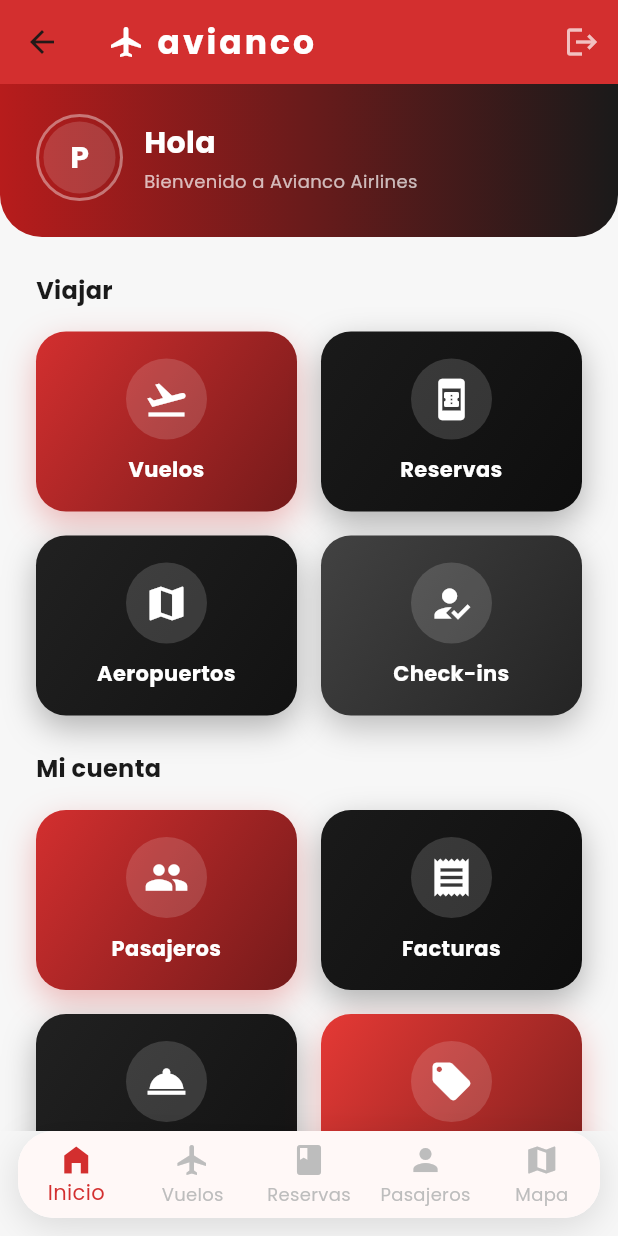
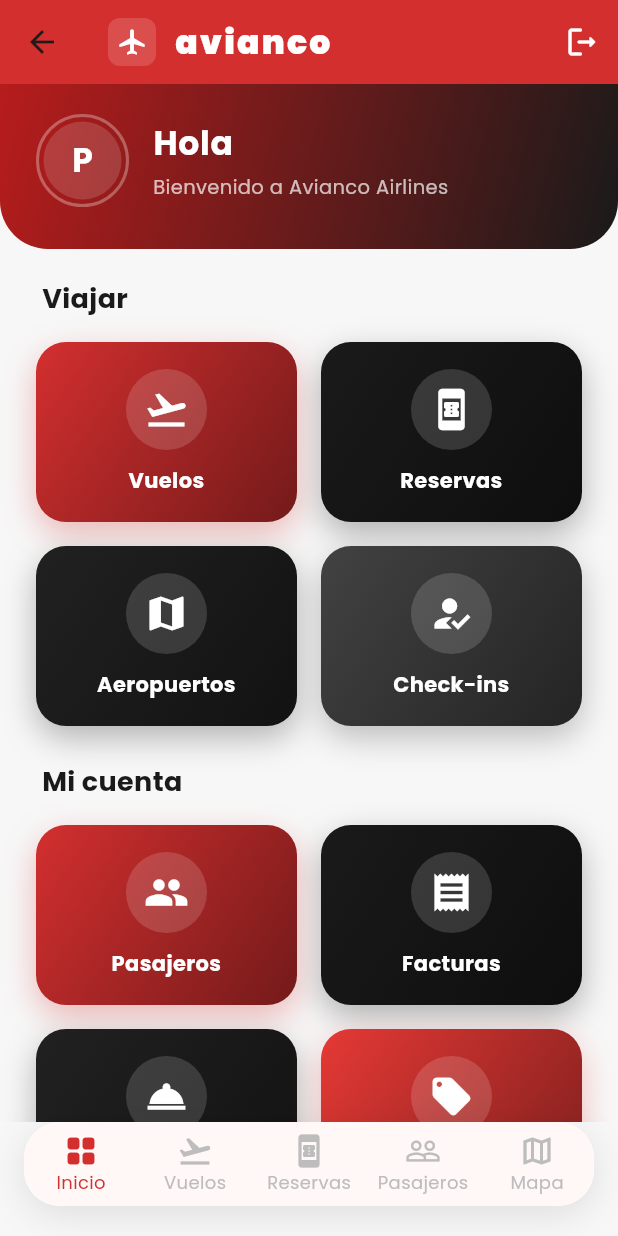
Before and after one commit to JossGuerrero/Avianco_flutter, a Flutter app: the HomeScreen screen opened by its route, on a phone screen of 412 x 824 dp. Run offline on Flutter 3.47's test engine with Material 3 defaults, Android fonts, the phone set to English and light mode, and no system bars; our stand-ins replace flutter_dotenv, google_fonts, shared_preferences; accounts and stored records are empty; network calls fail.

Commit message:
design: pulido final del Hub principal con navegación flotante y branding premium de Avianco

```diff
--- a/lib/presentation/screens/admin/home_screen.dart
+++ b/lib/presentation/screens/admin/home_screen.dart
@@ -29,7 +29,7 @@
   int _selectedIndex = 0;
 
   final List<Widget> _screens = const [
-    DashboardScreen(),
+    SizedBox.shrink(), // Dashboard is built inline when _selectedIndex is 0
     FlightsScreen(),
     ReservationsScreen(),
     PassengersScreen(),
@@ -57,11 +57,22 @@
       appBar: AppBar(
         backgroundColor: AppColors.primary,
         elevation: 0,
-        title: const Row(
+        centerTitle: false,
+        title: Row(
           children: [
-            Icon(Icons.airplanemode_active, color: Colors.white),
-            SizedBox(width: 8),
-            Text('avianco', style: TextStyle(color: Colors.white, fontWeight: FontWeight.bold, letterSpacing: 2)),
+            Container(
+              padding: const EdgeInsets.all(6),
+              decoration: BoxDecoration(
+                color: Colors.white.withValues(alpha: 0.15),
+                borderRadius: BorderRadius.circular(8),
+              ),
+              child: const Icon(Icons.airplanemode_active, color: Colors.white, size: 20),
+            ),
+            const SizedBox(width: 12),
+            const Text(
+              'avianco',
+              style: TextStyle(color: Colors.white, fontWeight: FontWeight.w900, letterSpacing: 1.5, fontSize: 22),
+            ),
           ],
         ),
         actions: [
@@ -70,7 +81,8 @@
               await AuthService.logout();
               if (mounted) Navigator.pushReplacementNamed(context, '/');
             },
-            icon: const Icon(Icons.logout, color: Colors.white70),
+            icon: const Icon(Icons.logout_rounded, color: Colors.white),
+            tooltip: 'Cerrar sesión',
           ),
         ],
       ),
@@ -89,10 +101,10 @@
   Widget _buildGreetingHeader() {
     return Container(
       width: double.infinity,
-      padding: const EdgeInsets.fromLTRB(24, 20, 24, 24),
+      padding: const EdgeInsets.fromLTRB(24, 20, 24, 28),
       decoration: const BoxDecoration(
-        gradient: LinearGradient(colors: [AppColors.darkRed, AppColors.dark]),
-        borderRadius: BorderRadius.vertical(bottom: Radius.circular(28)),
+        gradient: AppColors.bannerGradient,
+        borderRadius: BorderRadius.vertical(bottom: Radius.circular(32)),
       ),
       child: Row(
         children: [
@@ -100,30 +112,30 @@
             padding: const EdgeInsets.all(3),
             decoration: BoxDecoration(
               shape: BoxShape.circle,
-              border: Border.all(color: Colors.white.withValues(alpha: 0.4), width: 2),
+              border: Border.all(color: Colors.white.withValues(alpha: 0.3), width: 2),
             ),
             child: CircleAvatar(
-              radius: 24,
+              radius: 26,
               backgroundColor: Colors.white.withValues(alpha: 0.15),
               child: Text(
                 _username.isNotEmpty ? _username[0].toUpperCase() : (_isStaff ? 'A' : 'P'),
-                style: const TextStyle(color: Colors.white, fontSize: 20, fontWeight: FontWeight.bold),
+                style: const TextStyle(color: Colors.white, fontSize: 22, fontWeight: FontWeight.bold),
               ),
             ),
           ),
-          const SizedBox(width: 14),
+          const SizedBox(width: 16),
           Expanded(
             child: Column(
               crossAxisAlignment: CrossAxisAlignment.start,
               children: [
                 Text(
                   _username.isNotEmpty ? 'Hola, $_username' : 'Hola',
-                  style: const TextStyle(color: Colors.white, fontSize: 20, fontWeight: FontWeight.bold),
+                  style: const TextStyle(color: Colors.white, fontSize: 22, fontWeight: FontWeight.bold, letterSpacing: 0.5),
                 ),
-                const SizedBox(height: 2),
+                const SizedBox(height: 4),
                 Text(
                   _isStaff ? 'Administrador · Avianco Airlines' : 'Bienvenido a Avianco Airlines',
-                  style: const TextStyle(color: Colors.white70, fontSize: 12),
+                  style: TextStyle(color: Colors.white.withValues(alpha: 0.7), fontSize: 13),
                 ),
               ],
             ),
@@ -136,7 +148,7 @@
   Widget _buildDashboard() {
     return SingleChildScrollView(
       physics: const BouncingScrollPhysics(),
-      padding: const EdgeInsets.all(24),
+      padding: const EdgeInsets.symmetric(horizontal: 24, vertical: 20),
       child: Column(
         crossAxisAlignment: CrossAxisAlignment.start,
         children: [
@@ -162,6 +174,7 @@
               ModuleCard(title: 'Analíticas', icon: Icons.bar_chart, color: AppColors.primary, onTap: () => _push(const DashboardScreen())),
             ]),
           ],
+          const SizedBox(height: 40),
         ],
       ),
     );
@@ -172,8 +185,8 @@
       crossAxisAlignment: CrossAxisAlignment.start,
       children: [
         Padding(
-          padding: const EdgeInsets.only(bottom: 16),
-          child: Text(title, style: const TextStyle(fontSize: 16, fontWeight: FontWeight.bold, color: AppColors.dark)),
+          padding: const EdgeInsets.only(bottom: 16, left: 4),
+          child: Text(title, style: const TextStyle(fontSize: 18, fontWeight: FontWeight.bold, color: AppColors.dark)),
         ),
         GridView.count(
           crossAxisCount: 2,
@@ -194,27 +207,35 @@
 
   Widget _buildBottomNav() {
     return Container(
-      margin: const EdgeInsets.fromLTRB(12, 0, 12, 12),
+      margin: const EdgeInsets.fromLTRB(16, 0, 16, 20),
       decoration: BoxDecoration(
         color: Colors.white,
         borderRadius: BorderRadius.circular(24),
-        boxShadow: [BoxShadow(color: Colors.black.withValues(alpha: 0.12), blurRadius: 20, offset: const Offset(0, 6))],
+        boxShadow: [
+          BoxShadow(
+            color: Colors.black.withValues(alpha: 0.1),
+            blurRadius: 20,
+            offset: const Offset(0, 6),
+          )
+        ],
       ),
       child: ClipRRect(
         borderRadius: BorderRadius.circular(24),
         child: BottomNavigationBar(
-          currentIndex: _selectedIndex == 0 ? 0 : _selectedIndex,
+          currentIndex: _selectedIndex,
           type: BottomNavigationBarType.fixed,
           selectedItemColor: AppColors.primary,
           unselectedItemColor: Colors.grey[400],
+          selectedFontSize: 12,
+          unselectedFontSize: 12,
           elevation: 0,
           onTap: (index) => setState(() => _selectedIndex = index),
           items: const [
-            BottomNavigationBarItem(icon: Icon(Icons.home_filled), label: 'Inicio'),
-            BottomNavigationBarItem(icon: Icon(Icons.flight), label: 'Vuelos'),
-            BottomNavigationBarItem(icon: Icon(Icons.book), label: 'Reservas'),
-            BottomNavigationBarItem(icon: Icon(Icons.person), label: 'Pasajeros'),
-            BottomNavigationBarItem(icon: Icon(Icons.map), label: 'Mapa'),
+            BottomNavigationBarItem(icon: Icon(Icons.grid_view_rounded), label: 'Inicio'),
+            BottomNavigationBarItem(icon: Icon(Icons.flight_takeoff), label: 'Vuelos'),
+            BottomNavigationBarItem(icon: Icon(Icons.book_online), label: 'Reservas'),
+            BottomNavigationBarItem(icon: Icon(Icons.people_outline), label: 'Pasajeros'),
+            BottomNavigationBarItem(icon: Icon(Icons.map_outlined), label: 'Mapa'),
           ],
         ),
       ),
```
